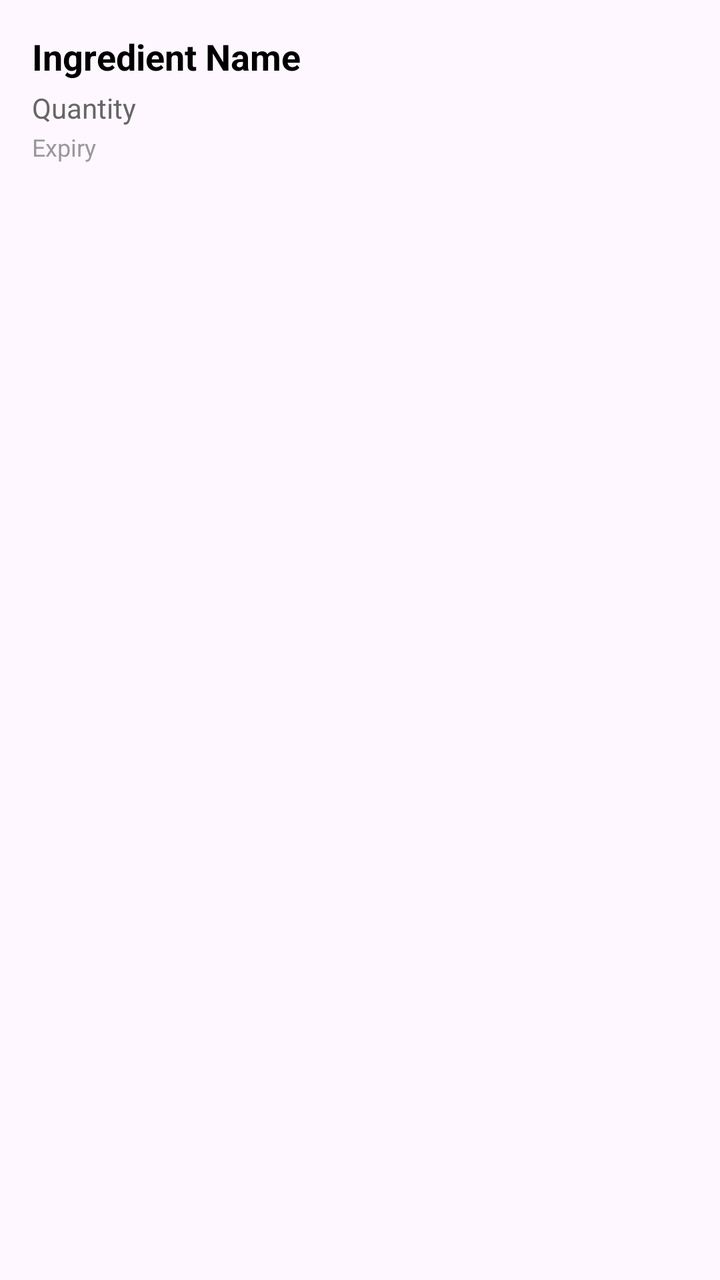
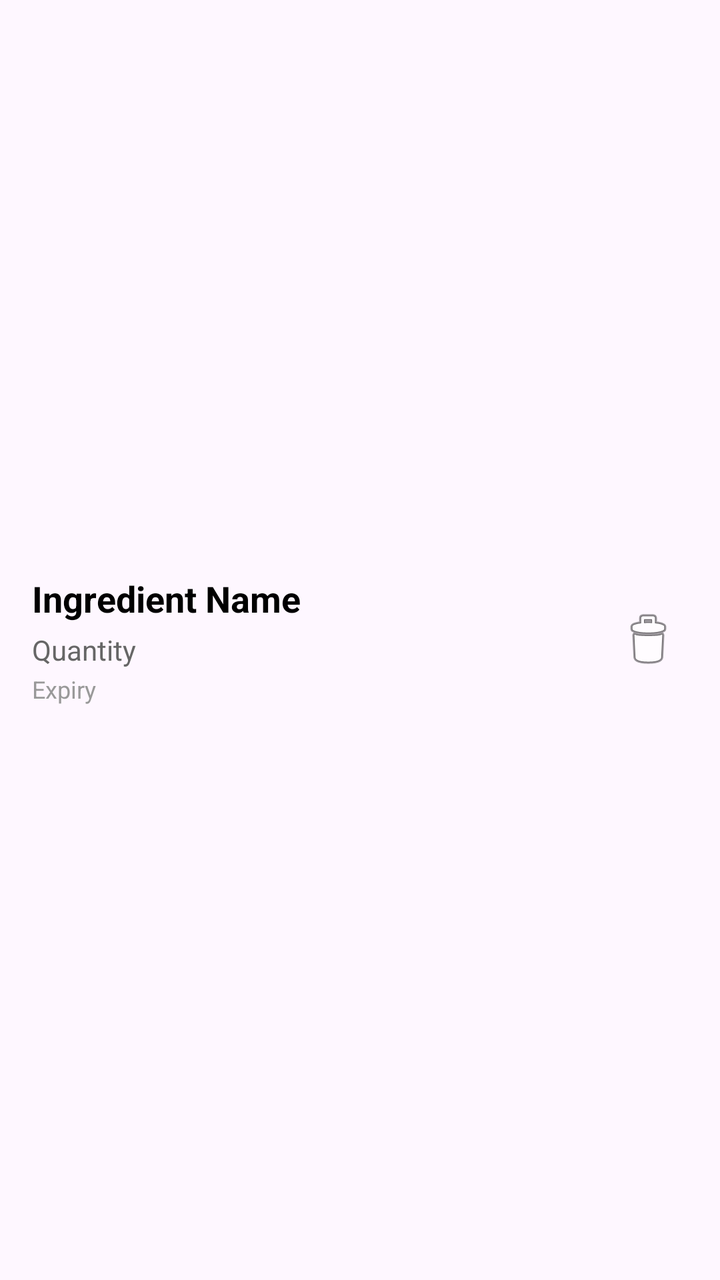

An Android layout rendered at two revisions. The XML below is the earlier revision; the diff shows what the commit changed to produce the second picture.
<!-- AndroidManifest.xml: application theme Theme.SmartPantryManager -->
<!-- res/layout/item_pantry.xml -->
<?xml version="1.0" encoding="utf-8"?>
<LinearLayout xmlns:android="http://schemas.android.com/apk/res/android"
    android:layout_width="match_parent"
    android:layout_height="wrap_content"
    android:orientation="vertical"
    android:padding="16dp"
    android:background="?android:attr/selectableItemBackground"
    android:clickable="true"
    android:focusable="true">

    <TextView
        android:id="@+id/textIngredientName"
        android:layout_width="match_parent"
        android:layout_height="wrap_content"
        android:textSize="18sp"
        android:textStyle="bold"
        android:textColor="#000000"
        android:text="Ingredient Name" />

    <TextView
        android:id="@+id/textIngredientQuantity"
        android:layout_width="match_parent"
        android:layout_height="wrap_content"
        android:textSize="14sp"
        android:textColor="#666666"
        android:layout_marginTop="4dp"
        android:text="Quantity" />

    <TextView
        android:id="@+id/textIngredientExpiry"
        android:layout_width="match_parent"
        android:layout_height="wrap_content"
        android:textSize="12sp"
        android:textColor="#999999"
        android:layout_marginTop="2dp"
        android:text="Expiry" />

</LinearLayout>
<!-- resources referenced by this layout -->
<resources>
  <style name="Theme.SmartPantryManager" parent="Base.Theme.SmartPantryManager" />
  <style name="Base.Theme.SmartPantryManager" parent="Theme.Material3.DayNight.NoActionBar">
          
          
      </style>
</resources>

<!-- the commit's change to res/layout/item_pantry.xml (unified diff, before → after) -->
@@ -2,11 +2,18 @@
 <LinearLayout xmlns:android="http://schemas.android.com/apk/res/android"
     android:layout_width="match_parent"
     android:layout_height="wrap_content"
-    android:orientation="vertical"
+    android:orientation="horizontal"
     android:padding="16dp"
     android:background="?android:attr/selectableItemBackground"
     android:clickable="true"
-    android:focusable="true">
+    android:focusable="true"
+    android:gravity="center_vertical">
+
+    <LinearLayout
+        android:layout_width="0dp"
+        android:layout_height="wrap_content"
+        android:layout_weight="1"
+        android:orientation="vertical">
 
     <TextView
         android:id="@+id/textIngredientName"
@@ -35,4 +42,16 @@
         android:layout_marginTop="2dp"
         android:text="Expiry" />
 
+    </LinearLayout>
+
+    <ImageButton
+        android:id="@+id/buttonDelete"
+        android:layout_width="40dp"
+        android:layout_height="40dp"
+        android:layout_marginStart="8dp"
+        android:background="?android:attr/selectableItemBackgroundBorderless"
+        android:contentDescription="Delete item"
+        android:src="@android:drawable/ic_menu_delete"
+        android:scaleType="centerInside" />
+
 </LinearLayout>
